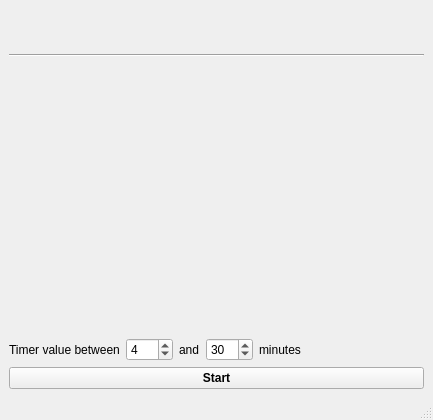
Old version of the form wstart.ui in the repository pietr26/HealthNotifier.
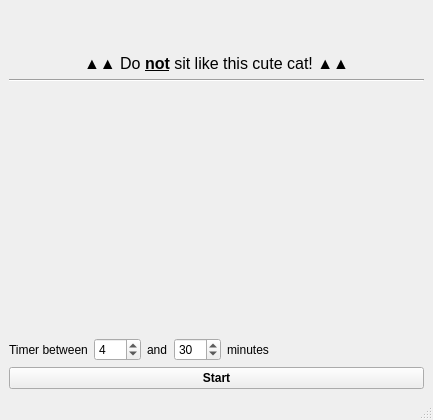
New version of the form. Icons and pictures are not drawn.

```diff
--- a/wstart.ui
+++ b/wstart.ui
@@ -74,6 +74,24 @@
       </item>
      </layout>
     </item>
+    <item>
+     <widget class="QLabel" name="lblInfo">
+      <property name="font">
+       <font>
+        <pointsize>12</pointsize>
+       </font>
+      </property>
+      <property name="text">
+       <string>&lt;html&gt;&lt;head/&gt;&lt;body&gt;&lt;p&gt;▲▲ Do &lt;span style=&quot; font-weight:700; text-decoration: underline;&quot;&gt;not&lt;/span&gt; sit like this cute cat! ▲▲&lt;/p&gt;&lt;/body&gt;&lt;/html&gt;</string>
+      </property>
+      <property name="textFormat">
+       <enum>Qt::RichText</enum>
+      </property>
+      <property name="alignment">
+       <set>Qt::AlignCenter</set>
+      </property>
+     </widget>
+    </item>
     <item>
      <widget class="Line" name="line">
       <property name="orientation">
@@ -99,7 +117,7 @@
       <item>
        <widget class="QLabel" name="lblTimerValue1">
         <property name="text">
-         <string>Timer value between</string>
+         <string>Timer between</string>
         </property>
        </widget>
       </item>
```
Left out of the diff: 2 changed lines with no effect on the pictures.
